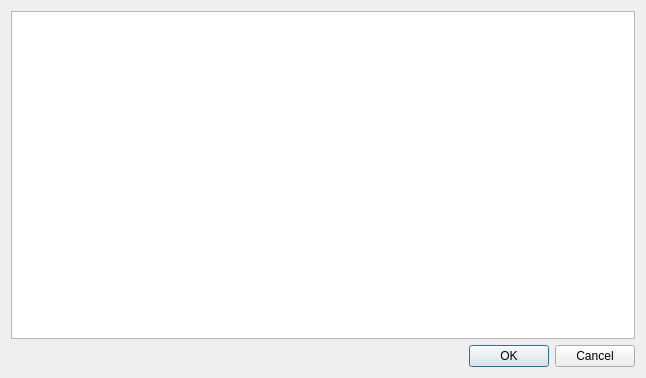
Andrii-hotfix/FriendlyCrypter, file userslist.ui: the form before one commit.
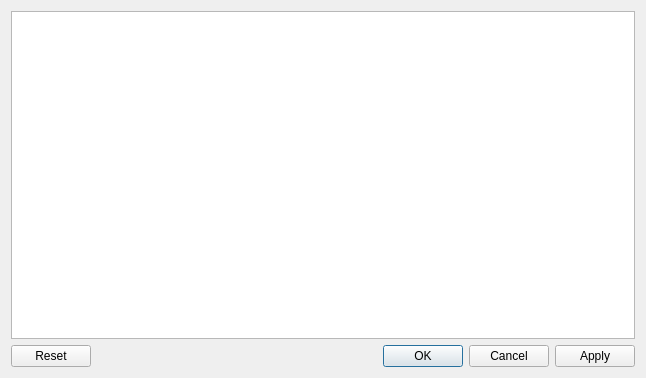
The form after the commit.

```diff
--- a/userslist.ui
+++ b/userslist.ui
@@ -26,7 +26,7 @@
       <enum>Qt::Horizontal</enum>
      </property>
      <property name="standardButtons">
-      <set>QDialogButtonBox::Cancel|QDialogButtonBox::Ok</set>
+      <set>QDialogButtonBox::Apply|QDialogButtonBox::Cancel|QDialogButtonBox::Ok|QDialogButtonBox::Reset</set>
      </property>
     </widget>
    </item>
```
